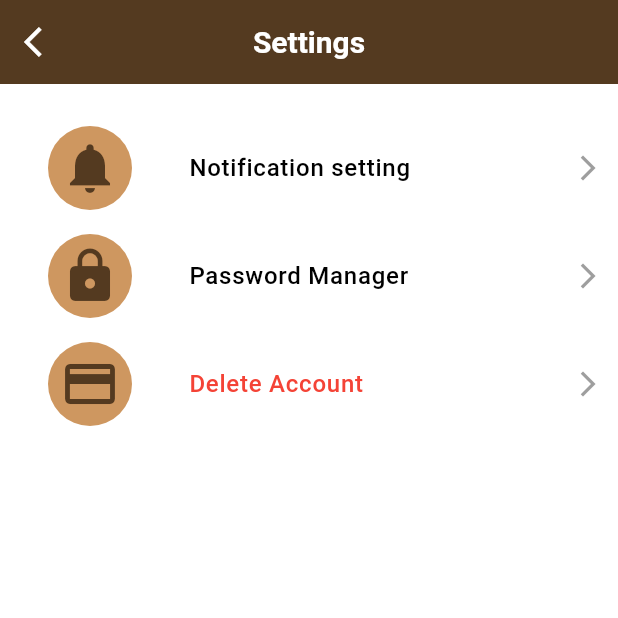
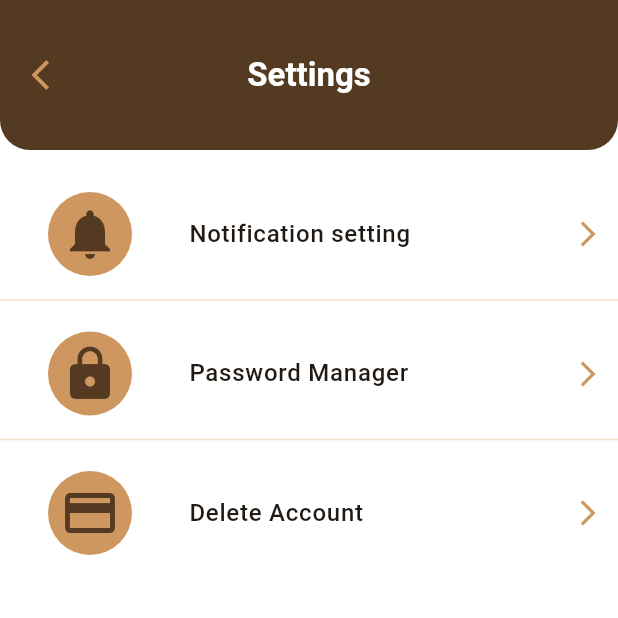
Before and after one commit to AymanAltairi73/CupCraft-Modern-Coffee-Shop-App, a Flutter app: the SettingsScreen screen opened by its route, on a phone screen of 412 x 824 dp, the top half of it. Run offline on Flutter 3.47's test engine with Material 3 defaults, Android fonts, the phone set to English and light mode, and no system bars; our stand-ins replace font_awesome_flutter, smooth_page_indicator; Roboto replaces fonts that are missing (Montserrat).

Commit message:
feat: Enhance settings screen UI and navigation
- Updated the SettingsScreen to include a more visually appealing AppBar with rounded corners and a back button that utilizes the NavigationHelper for navigation.
- Added dividers between settings list items for better visual separation.
- Updated the styling of the settings list items, including the icon color and trailing icon.
- Removed the import of NotificationScreen from navigation_helper.dart and added import of notification_screen.dart

```diff
--- a/lib/Presentation/pages/settings_screen.dart
+++ b/lib/Presentation/pages/settings_screen.dart
@@ -1,4 +1,6 @@
 import 'package:flutter/material.dart';
+
+import '../../core/utility/navigation_helper.dart';
 
 class SettingsScreen extends StatelessWidget {
   const SettingsScreen({super.key});
@@ -12,23 +14,44 @@ class SettingsScreen extends StatelessWidget {
     );
   }
 
-  PreferredSizeWidget _buildAppBar(BuildContext context) {
+  AppBar _buildAppBar(BuildContext context) {
     return AppBar(
       backgroundColor: const Color(0xFF543A20),
       elevation: 0,
-      leading: IconButton(
-        icon: const Icon(Icons.arrow_back_ios, color: Colors.white),
-        onPressed: () => Navigator.pop(context),
+      toolbarHeight: 100,
+      shape: const RoundedRectangleBorder(
+        borderRadius: BorderRadius.only(
+          bottomLeft: Radius.circular(20),
+          bottomRight: Radius.circular(20),
+        ),
+      ),
+      leading: Padding(
+        padding: const EdgeInsets.only(left: 10),
+        child: IconButton(
+          icon: const Icon(Icons.arrow_back_ios, color: Color(0xFFCE9760)),
+          onPressed: () => NavigationHelper.goBack(context),
+        ),
       ),
       title: const Text(
         'Settings',
         style: TextStyle(
           color: Colors.white,
-          fontSize: 20,
+          fontSize: 22,
           fontWeight: FontWeight.bold,
         ),
       ),
+
       centerTitle: true,
+    );
+  }
+    Widget _divider() {
+    return Padding(
+      padding: const EdgeInsets.only(bottom: 5),
+      child: Divider(
+        color: const Color(0xFFCE9760).withOpacity(0.3),
+        thickness: 1,
+        //height: 10,
+      ),
     );
   }
 
@@ -42,14 +65,14 @@ class SettingsScreen extends StatelessWidget {
           onTap: () {
             //(context) => Navigator.pushNamed(context, '/notification');
           },
-        ),
+        ), _divider(),
         _buildSettingItem(
           icon: Icons.lock,
           title: 'Password Manager',
           onTap: () {
             // Handle password manager
           },
-        ),
+        ),_divider(),
         _buildSettingItem(
           icon: Icons.credit_card,
           title: 'Delete Account',
@@ -79,13 +102,13 @@ class SettingsScreen extends StatelessWidget {
         style: TextStyle(
           fontSize: 16,
           fontWeight: FontWeight.w500,
-          color: isDestructive ? Colors.red : Colors.black,
+          //color: isDestructive ? Colors.red : Colors.black,
         ),
       ),
       trailing: const Icon(
         Icons.arrow_forward_ios,
         size: 20,
-        color: Colors.grey,
+        color: Color(0xFFCE9760),
       ),
       onTap: onTap,
     );
--- a/lib/core/utility/navigation_helper.dart
+++ b/lib/core/utility/navigation_helper.dart
@@ -1,10 +1,10 @@
 import 'package:flutter/material.dart';
+import '../../Presentation/pages/notification_screen.dart';
 import '../../data/model/Coffee.dart';
 import '../../Presentation/pages/home_screen.dart';
 import '../../Presentation/pages/cart_screen.dart';
 import '../../Presentation/pages/favorite_screen.dart';
 import '../../Presentation/pages/profile_screen.dart';
-import '../../Presentation/pages/NotificationScreen.dart';
 import '../../Presentation/pages/checkout_screen.dart';
 import 'coffee_page_transitions.dart';
 
```
